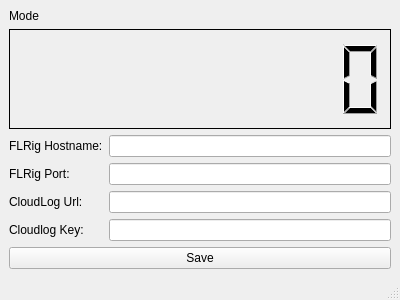
Above: cloudlogcatqt.ui from myzinsky/CloudLogCatQt before the change. Below: the same form after it.
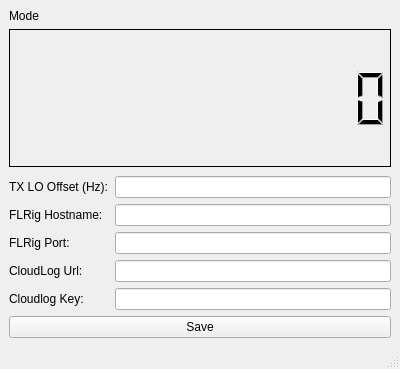
That is the form after the change.

Commit message: Add optional parameter to configure LO offset (for TX)

Diff of the .ui file:
```diff
--- a/cloudlogcatqt.ui
+++ b/cloudlogcatqt.ui
@@ -7,7 +7,7 @@
     <x>0</x>
     <y>0</y>
     <width>400</width>
-    <height>300</height>
+    <height>369</height>
    </rect>
   </property>
   <property name="windowTitle">
@@ -40,7 +40,7 @@
        <bool>false</bool>
       </property>
       <property name="digitCount">
-       <number>9</number>
+       <number>12</number>
       </property>
       <property name="segmentStyle">
        <enum>QLCDNumber::Filled</enum>
@@ -74,7 +74,20 @@
       <property name="fieldGrowthPolicy">
        <enum>QFormLayout::ExpandingFieldsGrow</enum>
       </property>
+      <property name="formAlignment">
+       <set>Qt::AlignBottom|Qt::AlignLeading|Qt::AlignLeft</set>
+      </property>
       <item row="0" column="0">
+       <widget class="QLabel" name="label_5">
+        <property name="text">
+         <string>TX LO Offset (Hz):</string>
+        </property>
+       </widget>
+      </item>
+      <item row="0" column="1">
+       <widget class="QLineEdit" name="TXOffset"/>
+      </item>
+      <item row="1" column="0">
        <widget class="QLabel" name="label_1">
         <property name="maximumSize">
          <size>
@@ -87,7 +100,7 @@
         </property>
        </widget>
       </item>
-      <item row="0" column="1">
+      <item row="1" column="1">
        <widget class="QLineEdit" name="FLRigHostname">
         <property name="sizePolicy">
          <sizepolicy hsizetype="MinimumExpanding" vsizetype="Fixed">
@@ -100,7 +113,7 @@
         </property>
        </widget>
       </item>
-      <item row="1" column="0">
+      <item row="2" column="0">
        <widget class="QLabel" name="label_2">
         <property name="maximumSize">
          <size>
@@ -113,14 +126,14 @@
         </property>
        </widget>
       </item>
-      <item row="1" column="1">
+      <item row="2" column="1">
        <widget class="QLineEdit" name="FLRigPort">
         <property name="text">
          <string/>
         </property>
        </widget>
       </item>
-      <item row="2" column="0">
+      <item row="3" column="0">
        <widget class="QLabel" name="label_3">
         <property name="maximumSize">
          <size>
@@ -133,14 +146,14 @@
         </property>
        </widget>
       </item>
-      <item row="2" column="1">
+      <item row="3" column="1">
        <widget class="QLineEdit" name="cloudLogUrl">
         <property name="text">
          <string/>
         </property>
        </widget>
       </item>
-      <item row="3" column="0">
+      <item row="4" column="0">
        <widget class="QLabel" name="label_4">
         <property name="maximumSize">
          <size>
@@ -159,7 +172,7 @@
         </property>
        </widget>
       </item>
-      <item row="3" column="1">
+      <item row="4" column="1">
        <widget class="QLineEdit" name="cloudLogKey">
         <property name="text">
          <string/>
```
The commit also changes 2 other files.
